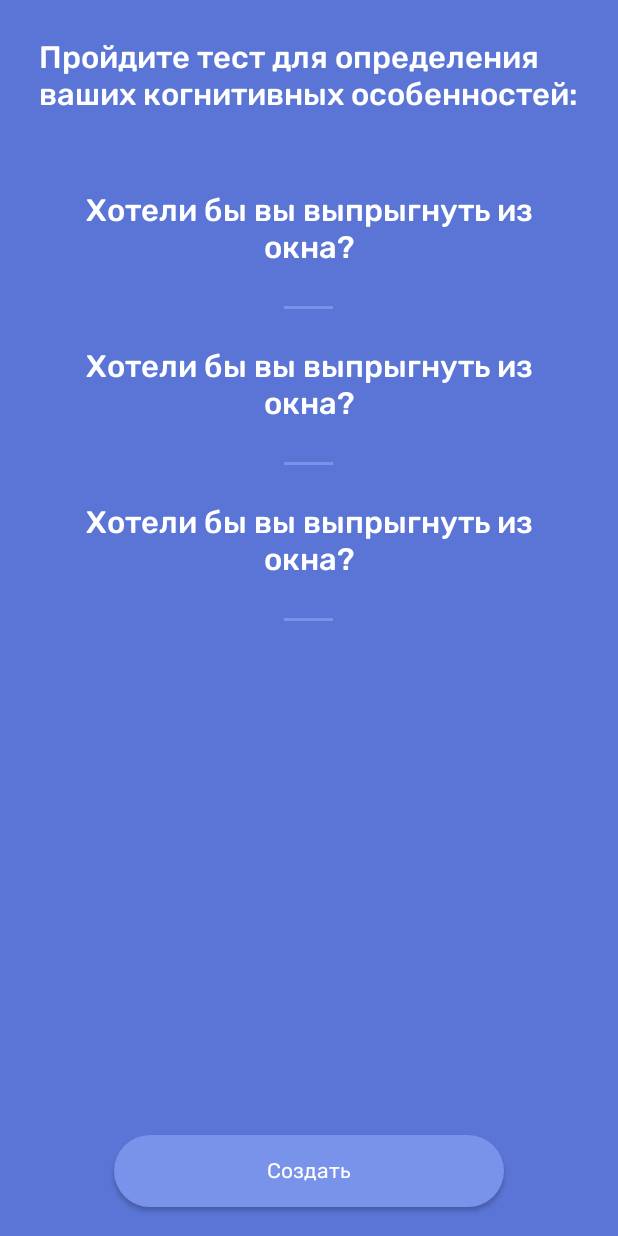
After one commit to MindScapeAnalytics/android_app, an Android app: the layout fragment_question_feed.xml on its own in the app's theme, with its tools: preview values and no code run, on a phone screen of 412 x 824 dp. The commit adds this screen. Run offline under Robolectric (Android 15) with nearby library versions, the phone set to English and light mode, and no system bars.

Commit message:
questionFeed

```diff
--- a/app/src/main/java/com/example/msanalytics/data/api/retrofit/backend/BackendExternalDataSource.kt
+++ b/app/src/main/java/com/example/msanalytics/data/api/retrofit/backend/BackendExternalDataSource.kt
@@ -1,9 +1,14 @@
 package com.example.msanalytics.data.api.retrofit.backend
 
 import com.example.msanalytics.data.api.retrofit.backend.models.BackendAccountModel
+import com.example.msanalytics.data.api.retrofit.backend.models.BackendAnswerModel
+import com.example.msanalytics.data.api.retrofit.backend.models.BackendQuestionModel
 import retrofit2.Response
 
 interface BackendExternalDataSource {
     suspend fun createAccount(accountModel: BackendAccountModel): Response<String>
     suspend fun getToken(accountModel: BackendAccountModel): Response<String>
+    suspend fun getQuestions(): Response<BackendQuestionModel>
+
+    suspend fun sendAnswers(answerModel: BackendAnswerModel): Response<String>
 }
--- /dev/null
+++ b/app/src/main/java/com/example/msanalytics/data/api/retrofit/backend/models/BackendAnswerModel.kt
@@ -0,0 +1,5 @@
+package com.example.msanalytics.data.api.retrofit.backend.models
+
+data class BackendAnswerModel(
+    val answers: ArrayList<Boolean>? = null
+)
--- /dev/null
+++ b/app/src/main/java/com/example/msanalytics/data/api/retrofit/backend/models/BackendQuestionModel.kt
@@ -0,0 +1,6 @@
+package com.example.msanalytics.data.api.retrofit.backend.models
+
+data class BackendQuestionModel(
+    val questions: ArrayList<String>? = null,
+    val answer: ArrayList<String>? = null
+)
--- a/app/src/main/java/com/example/msanalytics/ui/entry/EntryActivity.kt
+++ b/app/src/main/java/com/example/msanalytics/ui/entry/EntryActivity.kt
@@ -3,13 +3,17 @@ package com.example.msanalytics.ui.entry
 import android.os.Bundle
 import androidx.appcompat.app.AppCompatActivity
 import com.example.msanalytics.R
+import com.example.msanalytics.databinding.ActivityEntryBinding
+import com.example.msanalytics.databinding.ActivityMainBinding
 import dagger.hilt.android.AndroidEntryPoint
 
 @AndroidEntryPoint
 class EntryActivity : AppCompatActivity() {
+    private lateinit var entryActivityBinding: ActivityEntryBinding
 
     override fun onCreate(savedInstanceState: Bundle?) {
         super.onCreate(savedInstanceState)
-        setContentView(R.layout.activity_entry)
+        entryActivityBinding = ActivityEntryBinding.inflate(layoutInflater)
+        setContentView(entryActivityBinding.root)
     }
 }
--- a/app/src/main/java/com/example/msanalytics/ui/entry/reg/RegViewModel.kt
+++ b/app/src/main/java/com/example/msanalytics/ui/entry/reg/RegViewModel.kt
@@ -27,7 +27,7 @@ class RegViewModel @Inject constructor(
         viewModelScope.launch {
             val response = accountRepository.createAccount(accountModel)
             if (response.isSuccessful) {
-                v.findNavController().navigate(R.id.mainActivity)
+                v.findNavController().navigate(R.id.testingFragment)
             }
         }
         return (true)
--- /dev/null
+++ b/app/src/main/res/layout/fragment_question_feed.xml
@@ -0,0 +1,49 @@
+<?xml version="1.0" encoding="utf-8"?>
+<androidx.constraintlayout.widget.ConstraintLayout xmlns:android="http://schemas.android.com/apk/res/android"
+    xmlns:tools="http://schemas.android.com/tools"
+    android:layout_width="match_parent"
+    android:layout_height="match_parent"
+    xmlns:app="http://schemas.android.com/apk/res-auto"
+    tools:context=".ui.entry.testing.QuestionFeedFragment"
+    android:background="@color/background">
+
+    <TextView
+        android:id="@+id/fragment_question_feed__title"
+        android:padding="@dimen/_20sdp"
+        android:fontFamily="@font/rubik_medium"
+        android:textSize="@dimen/_16ssp"
+        android:layout_width="match_parent"
+        android:layout_height="wrap_content"
+        android:text="Пройдите тест для определения ваших когнитивных особенностей:"
+        android:textColor="@color/colorTextLight"
+        app:layout_constraintTop_toTopOf="parent"
+        app:layout_constraintStart_toStartOf="parent"
+        app:layout_constraintEnd_toEndOf="parent"
+        app:layout_constraintBottom_toTopOf="@id/fragment_question_feed__question_list"/>
+
+    <androidx.recyclerview.widget.RecyclerView
+        android:id="@+id/fragment_question_feed__question_list"
+        android:layout_width="match_parent"
+        android:layout_height="0dp"
+        app:layout_constraintTop_toBottomOf="@id/fragment_question_feed__title"
+        app:layout_constraintEnd_toEndOf="parent"
+        app:layout_constraintStart_toStartOf="parent"
+        app:layout_constraintBottom_toTopOf="@id/fragment_question_feed__save_button"
+        android:orientation="vertical"
+        tools:listitem="@layout/item_testing" />
+
+    <Button
+        android:id="@+id/fragment_question_feed__save_button"
+        android:layout_width="@dimen/_200sdp"
+        android:layout_height="@dimen/_37sdp"
+        style="@style/Button"
+        android:text="Создать"
+        android:textColor="@color/colorTextLight"
+        android:backgroundTint="@color/colorPrimaryLight"
+        app:layout_constraintTop_toBottomOf="@id/fragment_question_feed__question_list"
+        app:layout_constraintBottom_toBottomOf="parent"
+        app:layout_constraintStart_toStartOf="parent"
+        app:layout_constraintEnd_toEndOf="parent"
+        android:layout_marginVertical="@dimen/_15sdp" />
+
+</androidx.constraintlayout.widget.ConstraintLayout>
--- /dev/null
+++ b/app/src/main/res/layout/item_testing.xml
@@ -0,0 +1,23 @@
+<?xml version="1.0" encoding="utf-8"?>
+<LinearLayout xmlns:android="http://schemas.android.com/apk/res/android"
+    android:layout_width="match_parent"
+    android:layout_height="wrap_content"
+    xmlns:app="http://schemas.android.com/apk/res-auto"
+    android:orientation="vertical"
+    android:background="@color/background"
+    android:gravity="center">
+    <TextView
+        android:id="@+id/item_testing__text_question"
+        android:layout_width="match_parent"
+        android:layout_height="wrap_content"
+        android:text="Хотели бы вы выпрыгнуть из окна?"
+        android:textColor="@color/colorTextLight"
+        android:gravity="center"
+        android:fontFamily="@font/rubik_medium"
+        android:textSize="@dimen/_16ssp"
+        android:padding="@dimen/_20sdp"/>
+    <FrameLayout
+        android:layout_width="@dimen/_25sdp"
+        android:layout_height="2dp"
+        android:background="@color/colorPrimaryLight" />
+</LinearLayout>
```
Also changed, not shown: app/src/main/java/com/example/msanalytics/data/api/repository/QuestionRepository.kt (added, +18 -0 lines), app/src/main/java/com/example/msanalytics/data/api/retrofit/backend/BackendApiService.kt (+8 -0 lines), app/src/main/java/com/example/msanalytics/data/api/retrofit/backend/BackendRetrofitDataSource.kt (+10 -2 lines), app/src/main/java/com/example/msanalytics/data/api/retrofit/backend/models/serialization/SerializationService.kt (added, +16 -0 lines), app/src/main/java/com/example/msanalytics/data/di/RepositoryModule.kt (+8 -0 lines), app/src/main/java/com/example/msanalytics/ui/entry/adapters/QuestionAdapter.kt (added, +103 -0 lines), app/src/main/java/com/example/msanalytics/ui/entry/adapters/QuestionItemTouchHelperAdapter.kt (added, +8 -0 lines), app/src/main/java/com/example/msanalytics/ui/entry/adapters/QuestionItemTouchHelperCallback.kt (added, +41 -0 lines), app/src/main/java/com/example/msanalytics/ui/entry/models/QuestionFeedModel.kt (added, +11 -0 lines), app/src/main/java/com/example/msanalytics/ui/entry/testing/QuestionFeedFragment.kt (added, +57 -0 lines), app/src/main/java/com/example/msanalytics/ui/entry/testing/QuestionFeedViewModel.kt (added, +68 -0 lines), app/src/main/res/navigation/entry_navigation.xml (+11 -2 lines).
